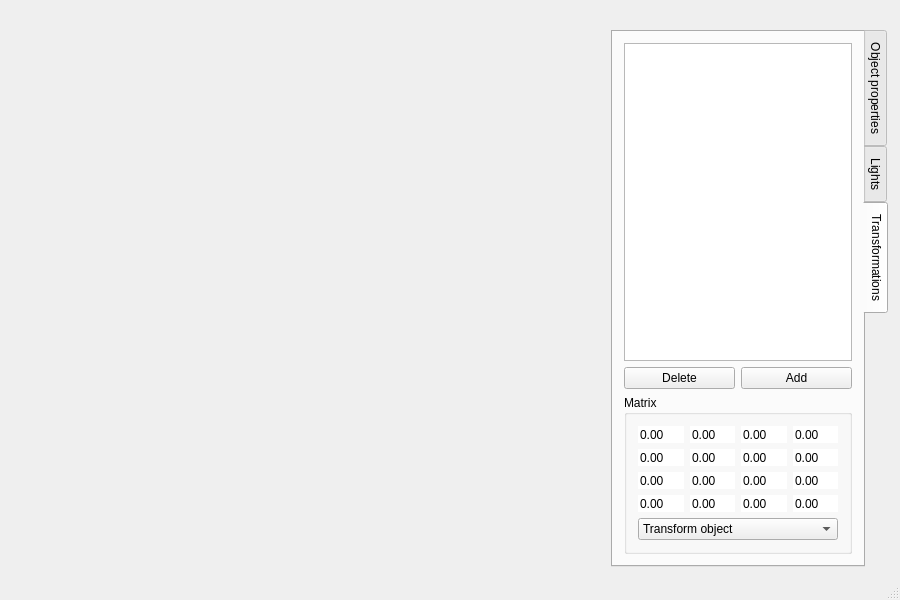
Old version of the form mainwindow.ui in the repository matiasjrossi/Dimension.
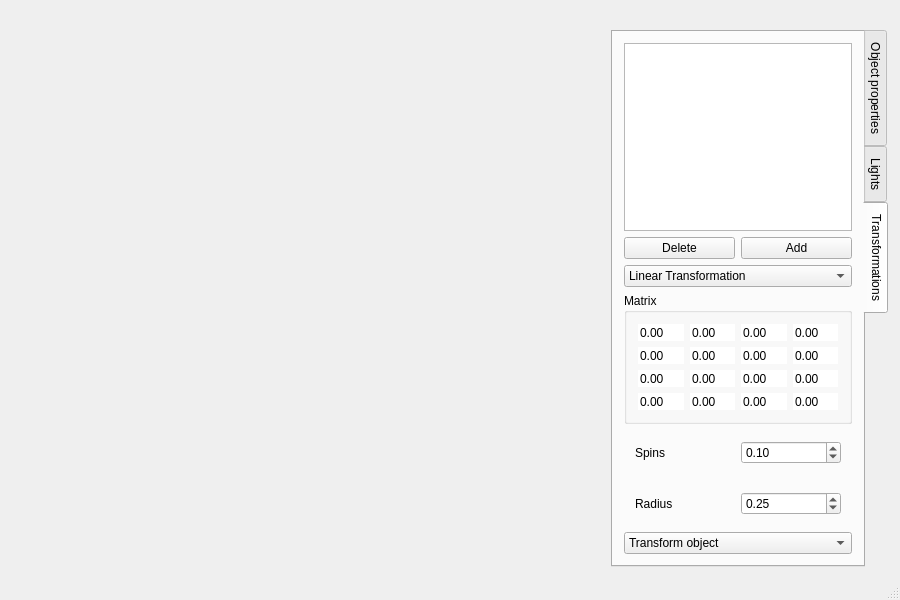
New version of the form. The open tabs and pages were chosen to show the change. Icons and pictures are not drawn.

Commit message: Non-linear transformations

Patch:
```diff
--- a/mainwindow.ui
+++ b/mainwindow.ui
@@ -22,7 +22,7 @@
    <property name="minimumSize">
     <size>
      <width>300</width>
-     <height>477</height>
+     <height>490</height>
     </size>
    </property>
    <property name="maximumSize">
@@ -368,11 +368,11 @@
         <attribute name="title">
          <string>Transformations</string>
         </attribute>
-        <layout class="QVBoxLayout" name="verticalLayout_5">
-         <item>
+        <layout class="QGridLayout" name="gridLayout_9">
+         <item row="0" column="0">
           <widget class="QListWidget" name="transListWidget"/>
          </item>
-         <item>
+         <item row="1" column="0">
           <layout class="QHBoxLayout" name="horizontalLayout_2">
            <item>
             <widget class="QPushButton" name="transDeleteButton">
@@ -390,8 +390,32 @@
            </item>
           </layout>
          </item>
-         <item>
-          <widget class="QGroupBox" name="groupBox_7">
+         <item row="2" column="0">
+          <widget class="QComboBox" name="transTypeComboBox">
+           <item>
+            <property name="text">
+             <string>Linear Transformation</string>
+            </property>
+           </item>
+           <item>
+            <property name="text">
+             <string>Twisting</string>
+            </property>
+           </item>
+           <item>
+            <property name="text">
+             <string>Tappering</string>
+            </property>
+           </item>
+           <item>
+            <property name="text">
+             <string>Bending</string>
+            </property>
+           </item>
+          </widget>
+         </item>
+         <item row="3" column="0">
+          <widget class="QGroupBox" name="linearProperties">
            <property name="title">
             <string>Matrix</string>
            </property>
@@ -652,23 +676,84 @@
               </property>
              </widget>
             </item>
-            <item row="4" column="0" colspan="4">
-             <widget class="QComboBox" name="transComboBox">
-              <item>
-               <property name="text">
-                <string>Transform object</string>
-               </property>
-              </item>
-              <item>
-               <property name="text">
-                <string>Transform camera</string>
-               </property>
-              </item>
+           </layout>
+          </widget>
+         </item>
+         <item row="4" column="0">
+          <widget class="QWidget" name="twistingProperties" native="true">
+           <property name="enabled">
+            <bool>true</bool>
+           </property>
+           <layout class="QGridLayout" name="gridLayout_6">
+            <item row="0" column="0">
+             <widget class="QLabel" name="label_6">
+              <property name="text">
+               <string>Spins</string>
+              </property>
              </widget>
             </item>
+            <item row="0" column="1">
+             <widget class="QDoubleSpinBox" name="twistingSpinsSpinBox">
+              <property name="minimum">
+               <double>-2.000000000000000</double>
+              </property>
+              <property name="maximum">
+               <double>2.000000000000000</double>
+              </property>
+              <property name="singleStep">
+               <double>0.050000000000000</double>
+              </property>
+              <property name="value">
+               <double>0.100000000000000</double>
+              </property>
+             </widget>
+            </item>
            </layout>
           </widget>
          </item>
+         <item row="5" column="0">
+          <widget class="QWidget" name="bendingProperties" native="true">
+           <layout class="QGridLayout" name="gridLayout_5">
+            <item row="0" column="0">
+             <widget class="QLabel" name="label_5">
+              <property name="text">
+               <string>Radius</string>
+              </property>
+             </widget>
+            </item>
+            <item row="0" column="1">
+             <widget class="QDoubleSpinBox" name="bendingRadiusSpinBox">
+              <property name="minimum">
+               <double>0.100000000000000</double>
+              </property>
+              <property name="maximum">
+               <double>10.000000000000000</double>
+              </property>
+              <property name="singleStep">
+               <double>0.050000000000000</double>
+              </property>
+              <property name="value">
+               <double>0.250000000000000</double>
+              </property>
+             </widget>
+            </item>
+           </layout>
+          </widget>
+         </item>
+         <item row="6" column="0">
+          <widget class="QComboBox" name="transCoordinatesComboBox">
+           <item>
+            <property name="text">
+             <string>Transform object</string>
+            </property>
+           </item>
+           <item>
+            <property name="text">
+             <string>Transform camera</string>
+            </property>
+           </item>
+          </widget>
+         </item>
         </layout>
        </widget>
       </widget>
```
Left out of the diff: 67 changed lines with no effect on the pictures. The commit also changes 5 other files.
